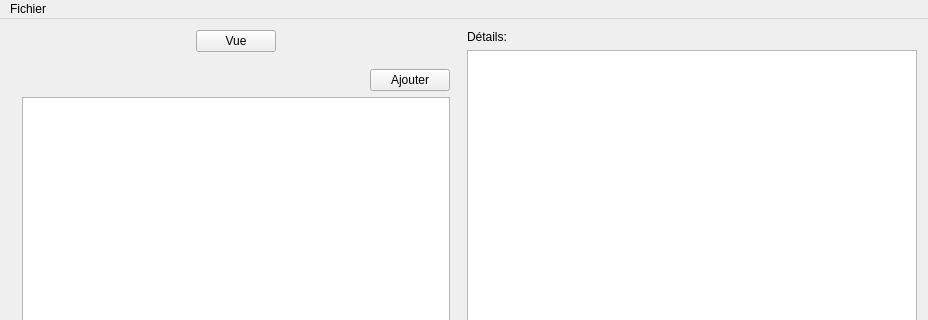
Above: VECalendar/mainwindow.ui from gnuvince/IFT2905-TP2 before the change; both pictures show x 0 to 928 and y 0 to 320 of the 928 by 601 pixel window. Below: the same form after it.
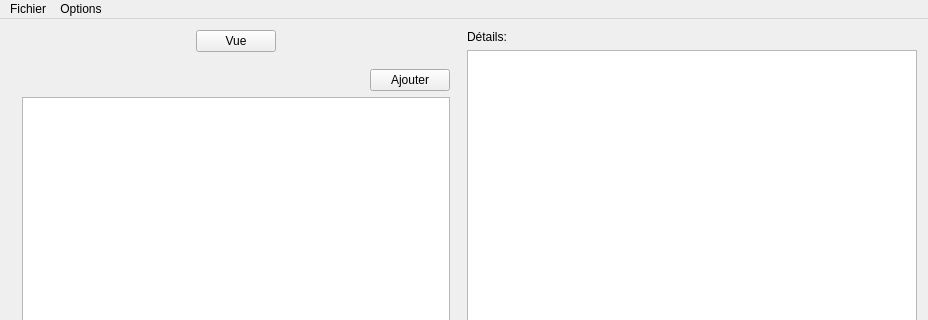
That is the form after the change. Icons and pictures are not drawn.

```diff
--- a/VECalendar/mainwindow.ui
+++ b/VECalendar/mainwindow.ui
@@ -383,7 +383,14 @@
     <addaction name="separator"/>
     <addaction name="actionQuitter"/>
    </widget>
+   <widget class="QMenu" name="menuOption">
+    <property name="title">
+     <string>Options</string>
+    </property>
+    <addaction name="actionCouleur"/>
+   </widget>
    <addaction name="menuFichier"/>
+   <addaction name="menuOption"/>
   </widget>
   <widget class="QStatusBar" name="statusBar"/>
   <action name="actionOuvrir_calendrier">
```
Left out of the diff: 5 changed lines with no effect on the pictures.
